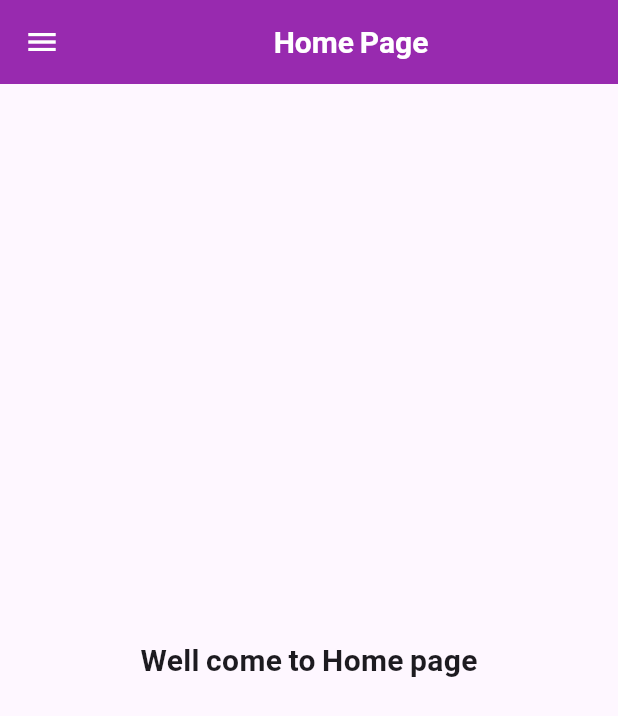
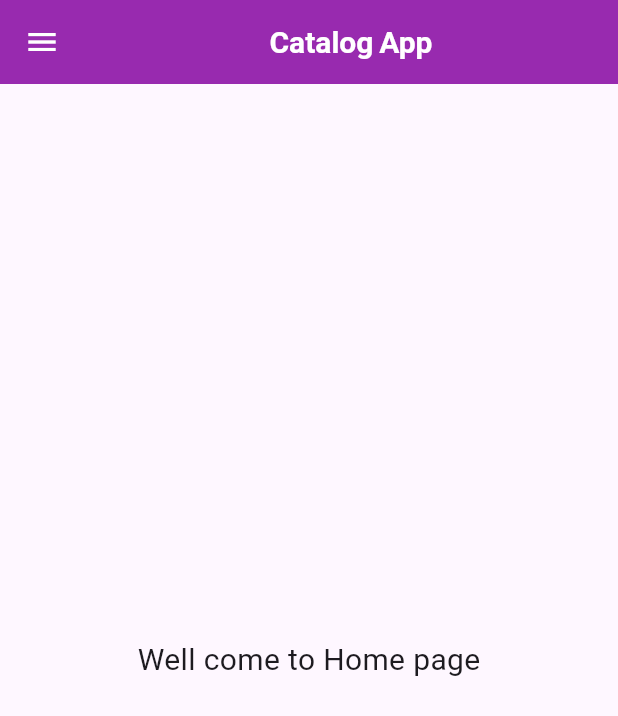
Before and after one commit to ADIL41/Flutter, a Flutter app: the screen it shows after launch, on a phone screen of 412 x 824 dp. Shown: the top 716 px of the screen. Run offline on Flutter 3.47's test engine with Material 3 defaults, Android fonts, the phone set to English and light mode, and no system bars; our stand-ins replace google_fonts; Roboto replaces fonts that are missing (Google font).

Commit message:
day 9 complete

```diff
--- a/lib/pages/home_page.dart
+++ b/lib/pages/home_page.dart
@@ -9,7 +9,7 @@ class HomePage extends StatelessWidget {
   @override
   Widget build(BuildContext context) {
     return Scaffold(
-      appBar: AppBar(title: Center(child: Text('Home Page'))),
+      appBar: AppBar(title: Center(child: Text('Catalog App'))),
       body: Column(
         mainAxisAlignment: MainAxisAlignment.center,
         crossAxisAlignment: CrossAxisAlignment.center,
@@ -17,11 +17,7 @@ class HomePage extends StatelessWidget {
           Center(
             child: Text(
               'Well come to Home page',
-              style: TextStyle(
-                fontSize: 20,
-                fontFamily: 'Google font',
-                fontWeight: FontWeight.bold,
-              ),
+              style: TextStyle(fontSize: 20),
             ),
           ),
         ],
```
Also changed, not shown: lib/models/catalog.dart (added, +28 -0 lines).
